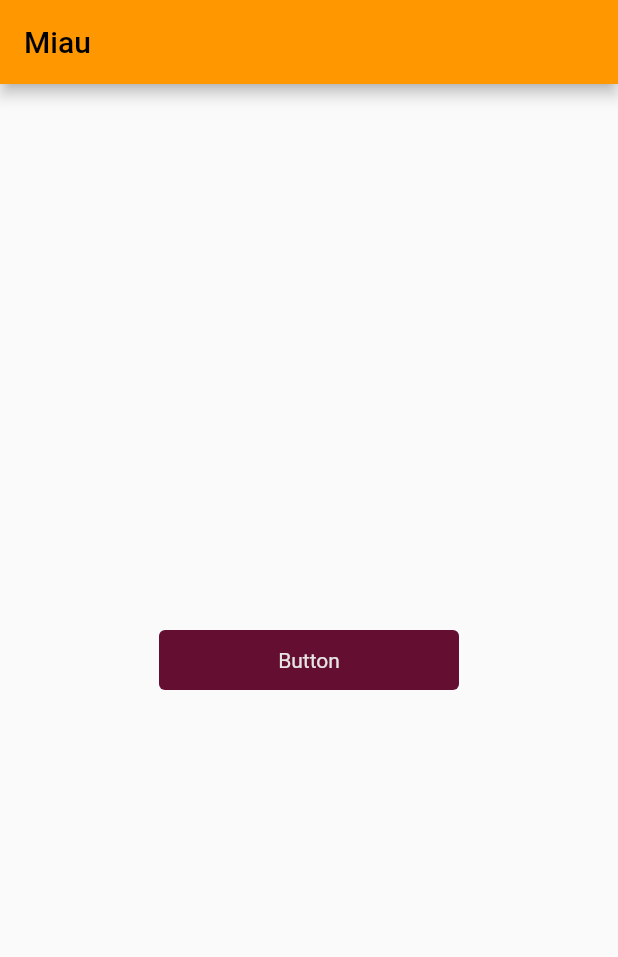
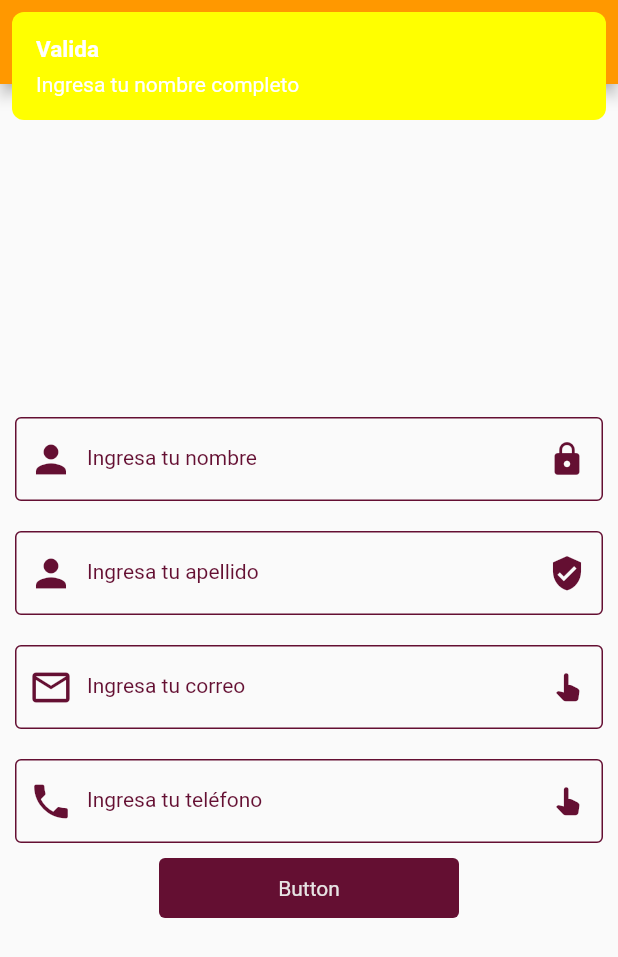
Before and after one commit to Awtry/FlutterHtml, a Flutter app: the screen it shows after launch, after a tap on "Button", on a phone screen of 412 x 824 dp. Shown: the top 957 px of the screen. Run offline on Flutter 3.47's test engine with Material 2 defaults, Android fonts, the light colour scheme and no system bars; drawn by our look-alikes of another_flushbar; our stand-ins replace animate_do, google_maps_flutter.

Commit message:
Adición al proyecto de formulario

```diff
--- /dev/null
+++ b/flutter_formularios_y_controllers/lib/data/persona.dart
@@ -0,0 +1,8 @@
+class Persona {
+  String? name;
+  String? lastname;
+  String? mail;
+  String? phone;
+
+  Persona({this.name, this.lastname, this.mail, this.phone});
+}
--- a/flutter_formularios_y_controllers/lib/main.dart
+++ b/flutter_formularios_y_controllers/lib/main.dart
@@ -1,12 +1,20 @@
 import 'package:flutter/material.dart';
+import 'package:flutter_formularios_y_controllers/utility/global.dart';
 import 'package:flutter_formularios_y_controllers/widgets/button_widget.dart';
+import 'package:flutter_formularios_y_controllers/widgets/textfield_widget.dart';
+import 'package:animate_do/animate_do.dart';
 
 void main() {
-  runApp(const MyApp());
+  runApp(MyApp());
 }
 
 class MyApp extends StatelessWidget {
-  const MyApp({Key? key}) : super(key: key);
+  MyApp({Key? key}) : super(key: key);
+
+  final TextEditingController _controllerUSERNAME = TextEditingController();
+  final TextEditingController _controllerUSERLAST = TextEditingController();
+  final TextEditingController _controllerMAIL = TextEditingController();
+  final TextEditingController _controllerPHONE = TextEditingController();
 
   // This widget is the root of your application.
   @override
@@ -21,7 +29,78 @@ class MyApp extends StatelessWidget {
         appBar: AppBar(
           title: const Text('Miau'),
         ),
-        body: Center(
+        body: Builder(
+          builder: (context) {
+            return Center(
+              child: SingleChildScrollView(
+                child: Column(
+                  children: [
+                    //Primer caja de texto
+                    //Ver si el controller cambia por caja
+                    Padding(
+                      padding: const EdgeInsets.all(10.0),
+                      child: TextFieldWidget(
+                          isPrefixIcon: true,
+                          prefixIconData: Icons.person,
+                          isSuffixIcon: true,
+                          sufixtIconData: Icons.lock,
+                          isMyControllerActivate: true,
+                          controller: _controllerUSERNAME,
+                          onsuffixIconTap: () {
+                            print('Click');
+                          },
+                          hintText: 'Ingresa tu nombre',
+                          onChange: (String value) => {print(value)}),
+                    ),
+                    //Segunda caja de texto
+                    Padding(
+                      padding: const EdgeInsets.all(10.0),
+                      child: TextFieldWidget(
+                          isPrefixIcon: true,
+                          prefixIconData: Icons.person,
+                          isSuffixIcon: true,
+                          sufixtIconData: Icons.verified_user,
+                          isMyControllerActivate: true,
+                          controller: _controllerUSERLAST,
+                          onsuffixIconTap: () {
+                            print('Click');
+                          },
+                          hintText: 'Ingresa tu apellido',
+                          onChange: (String value) => {print(value)}),
+                    ),
+                    //Tercera caja de texto
+                    Padding(
+                      padding: const EdgeInsets.all(10.0),
+                      child: TextFieldWidget(
+                          isPrefixIcon: true,
+                          prefixIconData: Icons.mail_outline,
+                          isSuffixIcon: true,
+                          sufixtIconData: Icons.pan_tool_alt,
+                          isMyControllerActivate: true,
+                          controller: _controllerMAIL,
+                          onsuffixIconTap: () {
+                            print('Click');
+                          },
+                          hintText: 'Ingresa tu correo',
+                          onChange: (String value) => {print(value)}),
+                    ),
+                    //Cuarta caja de texto
+                    Padding(
+                      padding: const EdgeInsets.all(10.0),
+                      child: TextFieldWidget(
+                          isPrefixIcon: true,
+                          prefixIconData: Icons.phone,
+                          isSuffixIcon: true,
+                          sufixtIconData: Icons.pan_tool_alt,
+                          isMyControllerActivate: true,
+                          controller: _controllerPHONE,
+                          onsuffixIconTap: () {
+                            print('Click');
+                          },
+                          hintText: 'Ingresa tu teléfono',
+                          onChange: (String value) => {print(value)}),
+                    ),
+                    FadeInDown(
                       child: ButtonWidget(
                         title: 'Button',
                         otherColor: false,
@@ -29,10 +108,21 @@ class MyApp extends StatelessWidget {
                         height: 40.0,
                         colorButton: Color.fromARGB(255, 22, 107, 48),
                         hasColor: false,
-            onPressed: (){
-              print('Button pressed');
+                        onPressed: () {
+                          if (_controllerUSERNAME.text.isEmpty || _controllerUSERLAST.text.isNotEmpty || _controllerMAIL.text.isEmpty || _controllerPHONE.text.isNotEmpty) {
+                            Global.mensaje(
+                                context, 'Ingresa tu nombre completo', 'Valida');
+                            return;
+                          }
+                          print('Button pressed ${_controllerUSERNAME.text}');
                         },
                       ),
+                    ),
+                  ],
+                ),
+              ),
+            );
+          }
         ),
       ),
     );
--- a/flutter_formularios_y_controllers/lib/utility/global.dart
+++ b/flutter_formularios_y_controllers/lib/utility/global.dart
@@ -7,7 +7,7 @@ class Global {
   static const Color colorNegro = Color.fromARGB(255, 19, 54, 46);
   static const Color colorEmpresa = Color.fromARGB(255, 100, 15, 50);
 
-  mensaje(BuildContext context, String mensaje, String titulo) {
+ static void mensaje(BuildContext context, String mensaje, String titulo, {Color backgroundColorCustom = Colors.yellowAccent}) {
     Flushbar(
       title: titulo,
       message: mensaje,
@@ -15,6 +15,9 @@ class Global {
       isDismissible: false,
       margin: const EdgeInsets.all(8),
       borderRadius: BorderRadius.circular(8),
+      flushbarPosition: FlushbarPosition.TOP,
+      flushbarStyle: FlushbarStyle.GROUNDED,
+      backgroundColor: backgroundColorCustom,
     ).show(context);
   }
 }
--- a/flutter_formularios_y_controllers/lib/widgets/textfield_widget.dart
+++ b/flutter_formularios_y_controllers/lib/widgets/textfield_widget.dart
@@ -19,7 +19,7 @@ class TextFieldWidget extends StatelessWidget {
   final bool? isMaxlong;
   final bool? isfilled;
   final TextEditingController? controller;
-  final bool? isMyControllerActivate;
+  final bool? isMyControllerActivate; /* å */
 
   const TextFieldWidget({
     Key? key,
@@ -75,7 +75,19 @@ class TextFieldWidget extends StatelessWidget {
             borderSide: BorderSide(color: color!),
           ),
           labelText: hintText,
+          prefixIcon: isPrefixIcon == false
+              ? null
+              : Icon(prefixIconData, size: 30, color: color),
+          suffixIcon: isSuffixIcon == false
+              ? null
+              : GestureDetector(
+                  onTap: onsuffixIconTap,
+                  child: Icon(
+                    sufixtIconData,
+                    size: 25,
+                    color: color,
                   ),
+                )),
     );
   }
 }
--- a/flutter_formularios_y_controllers/pubspec.yaml
+++ b/flutter_formularios_y_controllers/pubspec.yaml
@@ -35,6 +35,7 @@ dependencies:
   # Use with the CupertinoIcons class for iOS style icons.
   cupertino_icons: ^1.0.2
   another_flushbar: ^1.10.28
+  animate_do: ^2.1.0
 
 dev_dependencies:
   flutter_test:
```
Also changed, not shown: flutter_formularios_y_controllers/pubspec.lock, 1 other file. Lines whose indentation alone changed are shown as unchanged.
